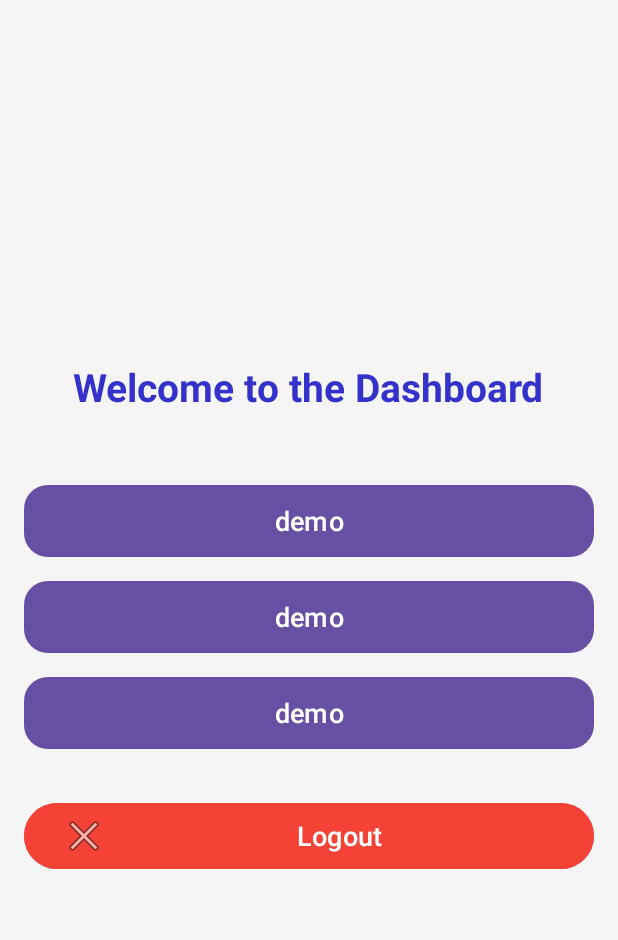
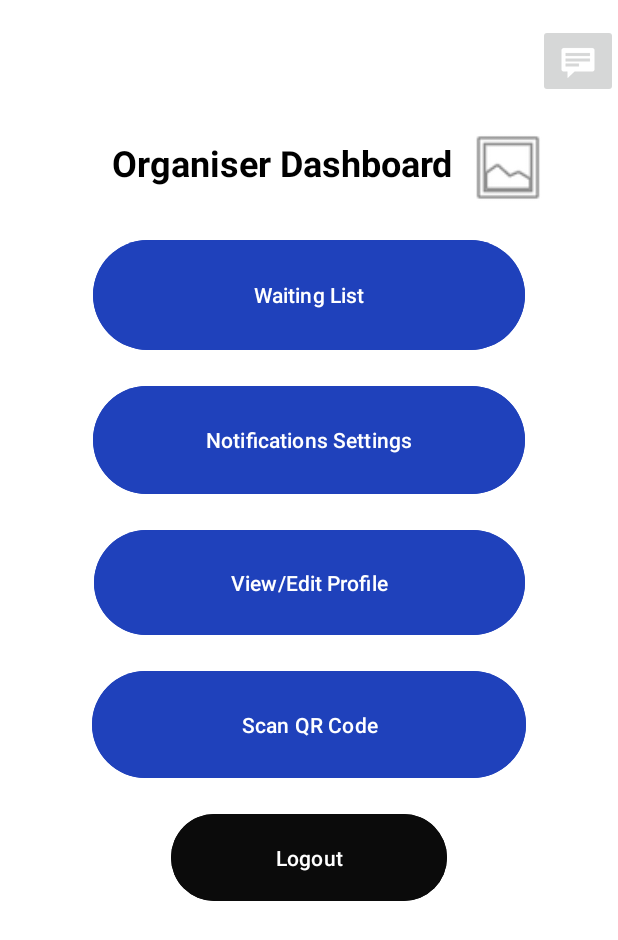
Before and after one commit to zahid2011/event-management-app, an Android app: the DashboardActivity screen opened directly, with no data from a screen before it, on a phone screen of 412 x 824 dp. Shown: the top 940 px of the screen. Run offline under Robolectric (Android 15) with nearby library versions, the phone set to English and light mode, and no system bars.

Commit message:
added files from main

```diff
--- a/app/src/main/java/com/example/event_lottery/DashboardActivity.java
+++ b/app/src/main/java/com/example/event_lottery/DashboardActivity.java
@@ -9,25 +9,62 @@ import androidx.appcompat.app.AppCompatActivity;
 
 public class DashboardActivity extends AppCompatActivity {
     private Button logoutButton;
+    private Button waitingListButton;
+    private Button notificationButton;
+    private Button editProfileButton;
+    private Button qrCodeButton;
 
     @Override
     protected void onCreate(Bundle savedInstanceState) {
         super.onCreate(savedInstanceState);
-        setContentView(R.layout.sample_dashboard);
+        setContentView(R.layout.entrant_dashboard);
 
-        // Initialize logout button
-        logoutButton = findViewById(R.id.logoutButton);
+        // Initialize buttons
+        logoutButton = findViewById(R.id.logout);
+        waitingListButton = findViewById(R.id.waiting_list);
+        notificationButton = findViewById(R.id.notification);
+        editProfileButton = findViewById(R.id.edit_profile);
+        qrCodeButton = findViewById(R.id.qr_code);
 
         // Set logout button functionality
         logoutButton.setOnClickListener(new View.OnClickListener() {
             @Override
             public void onClick(View v) {
-                // Go back to LoginActivity (or MainActivity)
+                // Go back to LoginActivity
                 Intent intent = new Intent(DashboardActivity.this, LoginActivity.class);
                 intent.addFlags(Intent.FLAG_ACTIVITY_CLEAR_TOP | Intent.FLAG_ACTIVITY_NEW_TASK);
                 startActivity(intent);
                 finish();
             }
         });
+
+        // Placeholder click listeners for other buttons
+        waitingListButton.setOnClickListener(new View.OnClickListener() {
+            @Override
+            public void onClick(View v) {
+                // TODO: Add functionality for waiting list button
+            }
+        });
+
+        notificationButton.setOnClickListener(new View.OnClickListener() {
+            @Override
+            public void onClick(View v) {
+                // TODO: Add functionality for notifications settings button
+            }
+        });
+
+        editProfileButton.setOnClickListener(new View.OnClickListener() {
+            @Override
+            public void onClick(View v) {
+                // TODO: Add functionality for edit profile button
+            }
+        });
+
+        qrCodeButton.setOnClickListener(new View.OnClickListener() {
+            @Override
+            public void onClick(View v) {
+                // TODO: Add functionality for QR code button
+            }
+        });
     }
 }
--- a/app/src/main/java/com/example/event_lottery/MainActivity.java
+++ b/app/src/main/java/com/example/event_lottery/MainActivity.java
@@ -6,12 +6,13 @@ import android.view.View;
 import android.widget.Button;
 
 import androidx.appcompat.app.AppCompatActivity;
-
+import com.google.firebase.FirebaseApp;
 public class MainActivity extends AppCompatActivity {
     private Button loginButton, signUpButton;
     @Override
     protected void onCreate(Bundle savedInstanceState) {
         super.onCreate(savedInstanceState);
+        FirebaseApp.initializeApp(this);
         setContentView(R.layout.main_signup_page);
 
         loginButton = findViewById(R.id.loginButton);
--- a/app/src/main/res/drawable/button_background.xml
+++ /dev/null
@@ -1,4 +0,0 @@
-<?xml version="1.0" encoding="utf-8"?>
-<selector xmlns:android="http://schemas.android.com/apk/res/android">
-
-</selector>
--- /dev/null
+++ b/app/src/main/res/layout/entrant_dashboard.xml
@@ -0,0 +1,107 @@
+<?xml version="1.0" encoding="utf-8"?>
+<androidx.constraintlayout.widget.ConstraintLayout xmlns:android="http://schemas.android.com/apk/res/android"
+    xmlns:app="http://schemas.android.com/apk/res-auto"
+    xmlns:tools="http://schemas.android.com/tools"
+    android:layout_width="match_parent"
+    android:layout_height="match_parent"
+    android:background="#FFFFFF"
+    tools:context=".DashboardActivity">
+
+
+    <TextView
+        android:id="@+id/dashboard_title"
+        android:layout_width="234dp"
+        android:layout_height="48dp"
+        android:layout_marginTop="92dp"
+        android:text="Organiser Dashboard"
+        android:textColor="#000000"
+        android:textSize="24sp"
+        android:textStyle="bold"
+        app:layout_constraintEnd_toEndOf="parent"
+        app:layout_constraintHorizontal_bias="0.418"
+        app:layout_constraintStart_toStartOf="parent"
+        app:layout_constraintTop_toTopOf="parent" />
+
+    <ImageView
+        android:id="@+id/profile_icon"
+        android:layout_width="60dp"
+        android:layout_height="55dp"
+        android:layout_marginTop="84dp"
+        android:contentDescription="Profile Icon"
+        android:src="@android:drawable/ic_menu_gallery"
+        app:layout_constraintEnd_toEndOf="parent"
+        app:layout_constraintHorizontal_bias="0.0"
+        app:layout_constraintStart_toEndOf="@id/dashboard_title"
+        app:layout_constraintTop_toTopOf="parent" />
+
+    <Button
+        android:id="@+id/waiting_list"
+        android:layout_width="288dp"
+        android:layout_height="81dp"
+        android:layout_marginTop="16dp"
+        android:backgroundTint="#1F41BB"
+        android:text="Waiting List"
+        app:layout_constraintTop_toBottomOf="@id/dashboard_title"
+        app:layout_constraintStart_toStartOf="parent"
+        app:layout_constraintEnd_toEndOf="parent" />
+
+    <!-- Notifications Settings Button -->
+    <Button
+        android:id="@+id/notification"
+        android:layout_width="288dp"
+        android:layout_height="80dp"
+        android:layout_marginTop="16dp"
+        android:backgroundTint="#1F41BB"
+        android:text="Notifications Settings"
+        app:layout_constraintTop_toBottomOf="@id/waiting_list"
+        app:layout_constraintStart_toStartOf="parent"
+        app:layout_constraintEnd_toEndOf="parent" />
+
+    <!-- View/Edit Profile Button -->
+    <Button
+        android:id="@+id/edit_profile"
+        android:layout_width="287dp"
+        android:layout_height="78dp"
+        android:layout_marginTop="16dp"
+        android:backgroundTint="#1F41BB"
+        android:text="View/Edit Profile"
+        app:layout_constraintTop_toBottomOf="@id/notification"
+        app:layout_constraintStart_toStartOf="parent"
+        app:layout_constraintEnd_toEndOf="parent" />
+
+    <!-- Scan QR Code Button -->
+    <Button
+        android:id="@+id/qr_code"
+        android:layout_width="289dp"
+        android:layout_height="79dp"
+        android:layout_marginTop="16dp"
+        android:backgroundTint="#1F41BB"
+        android:text="Scan QR Code"
+        app:layout_constraintTop_toBottomOf="@id/edit_profile"
+        app:layout_constraintStart_toStartOf="parent"
+        app:layout_constraintEnd_toEndOf="parent" />
+
+    <!-- Logout Button -->
+    <Button
+        android:id="@+id/logout"
+        android:layout_width="184dp"
+        android:layout_height="66dp"
+        android:layout_marginTop="16dp"
+        android:backgroundTint="#0B0B0B"
+        android:text="Logout"
+        app:layout_constraintTop_toBottomOf="@id/qr_code"
+        app:layout_constraintStart_toStartOf="parent"
+        app:layout_constraintEnd_toEndOf="parent" />
+
+    <!-- Additional Image Button (Notification Icon) -->
+    <ImageButton
+        android:id="@+id/imageButton"
+        android:layout_width="53dp"
+        android:layout_height="49dp"
+        android:layout_marginTop="16dp"
+        android:contentDescription="Notification Icon"
+        app:layout_constraintTop_toTopOf="parent"
+        app:layout_constraintEnd_toEndOf="parent"
+        app:srcCompat="@android:drawable/stat_notify_chat" />
+
+</androidx.constraintlayout.widget.ConstraintLayout>
--- a/app/src/main/res/layout/sample_dashboard.xml
+++ /dev/null
@@ -1,75 +0,0 @@
-<?xml version="1.0" encoding="utf-8"?>
-<LinearLayout
-    xmlns:android="http://schemas.android.com/apk/res/android"
-    android:layout_width="match_parent"
-    android:layout_height="match_parent"
-    android:orientation="vertical"
-    android:padding="16dp"
-    android:background="#F5F5F5"
-    android:gravity="center">
-
-    <!-- Welcome Text -->
-    <TextView
-        android:id="@+id/welcomeText"
-        android:layout_width="wrap_content"
-        android:layout_height="wrap_content"
-        android:text="Welcome to the Dashboard"
-        android:textSize="26sp"
-        android:textStyle="bold"
-        android:textColor="#3333CC"
-        android:gravity="center"
-        android:layout_marginBottom="32dp" />
-
-    <!-- Button 1 -->
-    <Button
-        android:id="@+id/buttonOption1"
-        android:layout_width="match_parent"
-        android:layout_height="wrap_content"
-        android:text="demo"
-        android:textSize="18sp"
-        android:background="@drawable/rounded_button_background"
-        android:backgroundTint="#4CAF50"
-        android:textColor="#FFFFFF"
-        android:elevation="4dp"
-        android:layout_marginTop="16dp" />
-
-    <!-- Button 2 -->
-    <Button
-        android:id="@+id/buttonOption2"
-        android:layout_width="match_parent"
-        android:layout_height="wrap_content"
-        android:text="demo"
-        android:textSize="18sp"
-        android:background="@drawable/rounded_button_background"
-        android:backgroundTint="#2196F3"
-        android:textColor="#FFFFFF"
-        android:elevation="4dp"
-        android:layout_marginTop="16dp" />
-
-    <!-- Button 3 -->
-    <Button
-        android:id="@+id/buttonOption3"
-        android:layout_width="match_parent"
-        android:layout_height="wrap_content"
-        android:text="demo"
-        android:textSize="18sp"
-        android:background="@drawable/rounded_button_background"
-        android:backgroundTint="#FF9800"
-        android:textColor="#FFFFFF"
-        android:elevation="4dp"
-        android:layout_marginTop="16dp" />
-
-    <!-- Logout Button -->
-    <Button
-        android:id="@+id/logoutButton"
-        android:layout_width="match_parent"
-        android:layout_height="wrap_content"
-        android:layout_marginTop="32dp"
-        android:backgroundTint="#F44336"
-        android:drawableLeft="@android:drawable/ic_menu_close_clear_cancel"
-        android:elevation="4dp"
-        android:text="Logout"
-        android:textColor="#FFFFFF"
-        android:textSize="18sp" />
-
-</LinearLayout>
--- a/build.gradle.kts
+++ b/build.gradle.kts
@@ -1,4 +1,5 @@
 // Top-level build file where you can add configuration options common to all sub-projects/modules.
 plugins {
     alias(libs.plugins.android.application) apply false
+    id("com.google.gms.google-services") version "4.4.2" apply false
 }
```
Also changed, not shown: app/build.gradle.kts (+6 -2 lines), app/src/main/java/com/example/event_lottery/User.java (added, +74 -0 lines), app/src/main/res/layout/profile_managment.xml (deleted, +0 -78 lines), 1 other file.
